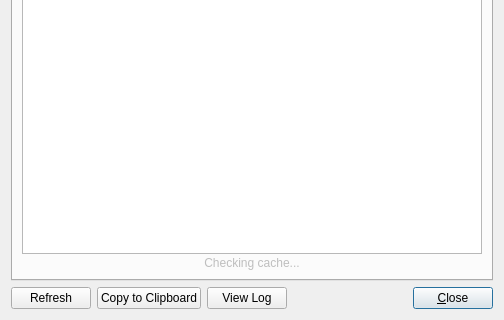
This is src/app/client/widgets/DiagnosticsDialog.ui in dougma/lastfm-desktop as Qt 5 draws it before an edit; both pictures show x 0 to 504 and y 180 to 500 of the 504 by 500 pixel window. The edited form follows.
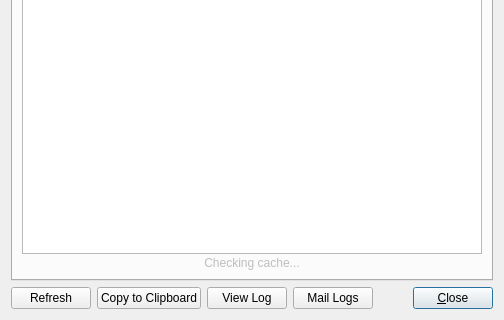
This is the edited form.

Diff of the .ui file:
```diff
--- a/src/app/client/widgets/DiagnosticsDialog.ui
+++ b/src/app/client/widgets/DiagnosticsDialog.ui
@@ -559,6 +559,13 @@
        </property>
       </widget>
      </item>
+     <item>
+      <widget class="QPushButton" name="mailButton" >
+       <property name="text" >
+        <string>Mail Logs</string>
+       </property>
+      </widget>
+     </item>
      <item>
       <spacer>
        <property name="orientation" >
```
